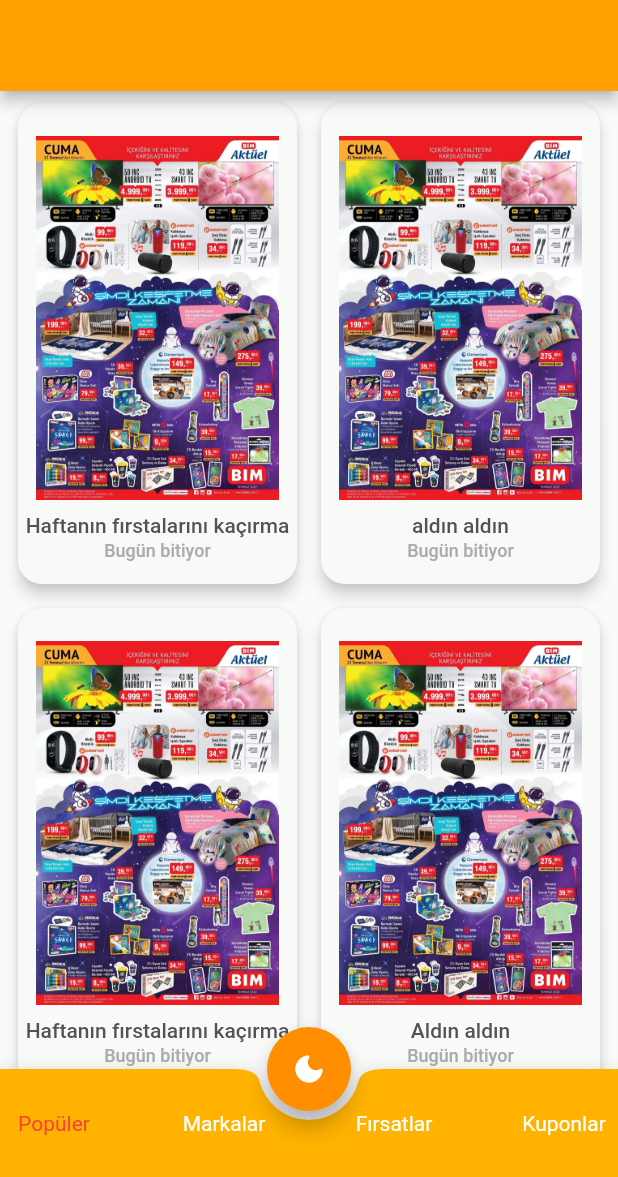
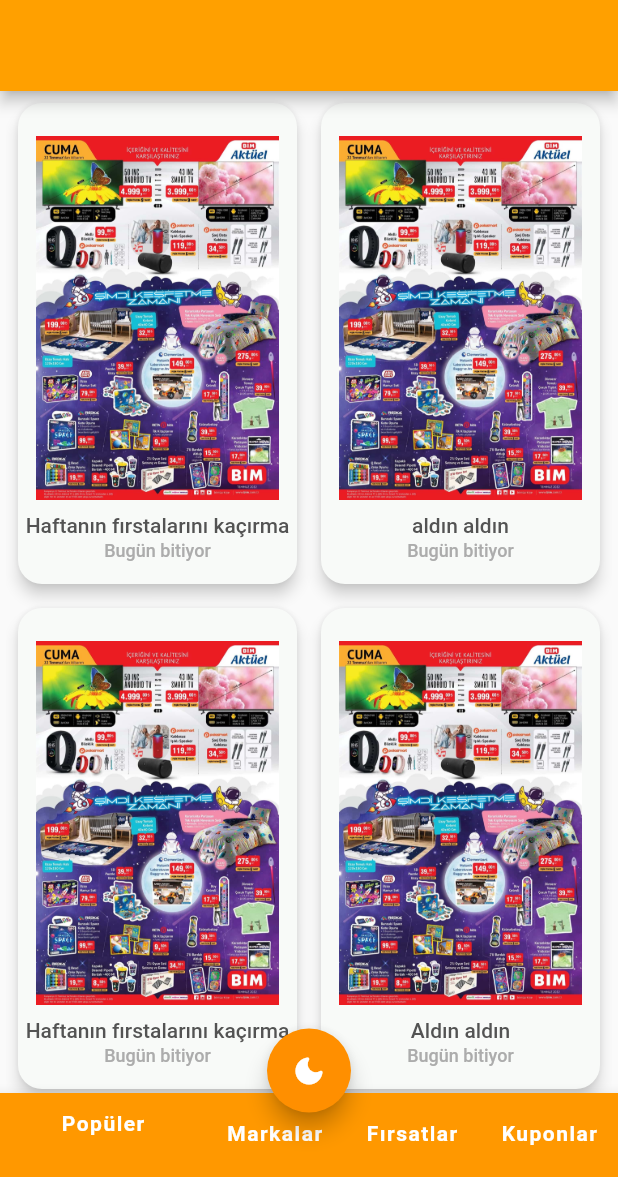
Before and after one commit to umitavc/birindirim_repo, a Flutter app: the screen it shows after launch, on a phone screen of 412 x 824 dp, the part 59-1236 px from its top. Run offline on Flutter 3.47's test engine with Material 2 defaults, Android fonts, the phone set to English and light mode, and no system bars.

Commit message:
düzenlendi

```diff
--- a/lib/components/body.dart
+++ b/lib/components/body.dart
@@ -13,147 +13,110 @@
 }
 
 class _BodyViewState extends State<BodyView> {
- /*  int _selectedIndex = 0;
-  static const TextStyle optionStyle = TextStyle(fontSize: 30, fontWeight: FontWeight.bold);
-  static const List _widgetOptions = [
-    Text(
-      'Index 0: Popüller',
-      style: optionStyle,
+  int _currenIndex = 0;
+  @override
+  Widget build(BuildContext context) {
+    List<Widget> pageItems = [
+      //ümit
+      homeView(),
+      const Center(
+        child: Text("merhaba"),
       ),
-    Text(
-      'Index 1: Markalar',
-      style: optionStyle,
-    ),
-    Text(
-      'Index 2: Fırsatlar',
-      style: optionStyle,
-    ),
-    Text(
-      'Index 3: Kuponlar',
-      style: optionStyle,
-    ),
-  ]; */
-
-  /* void _onItemTapped(int index) {
-    setState(() {
-      _selectedIndex = index;
-    });
-  } */
 
 
-  @override
-  Widget build(BuildContext context) {
+      //ben
+      const Center(
+        child: Text("naslsn"),
+      ),
+      const Center(
+        child: Text("iyiim"),
+      ),
+    ];
     return Scaffold(
-      body: Column(
+      body: PageView.builder(
+          itemCount: pageItems.length,
+          onPageChanged: (index) {
+            setState(() {
+              _currenIndex = index;
+            });
+          },
+          itemBuilder: (context, index) {
+            return pageItems[_currenIndex];
+          }),
+      floatingActionButton: Padding(
+        padding: const EdgeInsets.only(bottom: 30),
+        child: FloatingActionButton(
+          onPressed: () {},
+          child:   Icon( Icons.dark_mode_rounded),
+          backgroundColor: Colors.amber.shade800,
+        ),
+      ),
+      floatingActionButtonLocation: FloatingActionButtonLocation.centerDocked,
+      bottomNavigationBar: BottomNavigationBar(
+        items: const <BottomNavigationBarItem>[
+          BottomNavigationBarItem(
+            backgroundColor: Colors.orange,
+            icon: Text(
+              "Popüler",
+              style: TextStyle(color: Colors.white, fontWeight: FontWeight.bold, letterSpacing: 1),
+            ),
+            label: "",
+          ),
+          BottomNavigationBarItem(
+              backgroundColor: Colors.orange,
+              icon: Text("Markalar", style: TextStyle(color: Colors.white, fontWeight: FontWeight.bold, letterSpacing: 1)),
+              label: ""),
+          BottomNavigationBarItem(
+              backgroundColor: Colors.orange,
+              icon: Text("Fırsatlar", style: TextStyle(color: Colors.white, fontWeight: FontWeight.bold, letterSpacing: 1)),
+              label: ""),
+          BottomNavigationBarItem(
+            backgroundColor: Colors.orange,
+            icon: Text("Kuponlar", style: TextStyle(color: Colors.white, fontWeight: FontWeight.bold, letterSpacing: 1)),
+            label: "",
+          ),
+        ],
+        currentIndex: _currenIndex,
+        selectedItemColor: Colors.amber[800],
+        onTap: (index) {
+          setState(() {
+            _currenIndex = index;
+          });
+        },
+      ),
+    );
+  }
 
+  Column homeView() {
+    return Column(
       children: [
-
         Expanded(
           child: Padding(
             padding: const EdgeInsets.symmetric(horizontal: kDefaultPaddin),
             child: GridView.builder(
               itemCount: product.length,
-                gridDelegate: SliverGridDelegateWithFixedCrossAxisCount(
+              gridDelegate: const SliverGridDelegateWithFixedCrossAxisCount(
                 crossAxisCount: 2,
-                    // mainAxisSpacing: kDefaultPaddin,
-                    childAspectRatio: 0.60),
-
-
-                //diğer sayfaya yönlendirme işlemi burda oluyor
+                childAspectRatio: 0.60,
+              ),
               itemBuilder: (context, index) => itemCard(
                   product: product[index],
-                    press: () => Navigator.push(
-                        context,
-                        MaterialPageRoute(
-                            builder: (context) =>
-                                DetailScreens(product: product[index])))),
+                  press: () => Navigator.push(context, MaterialPageRoute(builder: (context) => DetailScreens(product: product[index])))),
             ),
           ),
         ),
       ],
-      ),
-
-      floatingActionButton: FloatingActionButton(
-        onPressed: (){},
-        child: Icon(Icons.dark_mode_rounded),
-        backgroundColor: Colors.amber.shade800,
-
-      ),
-      floatingActionButtonLocation: FloatingActionButtonLocation.centerDocked,
-
-      bottomNavigationBar: BottomAppBar(
-        color: Colors.amber.shade600,
-        shape: CircularNotchedRectangle(),
-        notchMargin: 6,
-        child: Row(
-
-          mainAxisAlignment: MainAxisAlignment.spaceBetween,
-          children: [
-            buildTabItem(
-              index: 0,
-              baslik: Text("Popüler",style: TextStyle(color: Colors.red),)
-            ),
-            buildTabItem(
-              index: 1,
-              baslik: Text("Markalar",style: TextStyle(color: Colors.white),)
-
-
-            ),
-            buildTabItem(
-              index: 2,
-              baslik: Text("Fırsatlar",style: TextStyle(color: Colors.white),)
-
-            ),
-            buildTabItem(
-              index: 3,
-              baslik: Text("Kuponlar",style: TextStyle(color: Colors.white),)
-            ),
-          ],
-        ),
-      ),
-      /* bottomNavigationBar: BottomNavigationBar(
-
-        items: const <BottomNavigationBarItem> [
-
-          BottomNavigationBarItem(
-            icon: SizedBox(
-              child: Text("Popüller"),
-            ),
-            label: "",
-
-          ),
-          BottomNavigationBarItem(
-         icon: SizedBox(
-              child: Text("Markalar"),
-            ),
-         label: ""
-          ),
-          BottomNavigationBarItem(
-           icon: SizedBox(
-              child: Text("Fırsatlar"),
-            ),
-            label: ""
-          ),
-          BottomNavigationBarItem(
-            icon: SizedBox(
-              child: Text("Kuponlar"),
-            ),
-            label: "",
-
-          ),
-        ],
-        currentIndex: _selectedIndex,
-        selectedItemColor: Colors.amber[800],
-        onTap: _onItemTapped,
-      ) , */
     );
   }
-  Widget buildTabItem ({
+
+  Widget buildTabItem({
     int index,
- Widget  baslik,// Icon icon olunca sadece icon türünde değişken verebiliyorsun ama widget  ile her türde değiişken verirsin
+    Widget baslik, // Icon icon olunca sadece icon türünde değişken verebiliyorsun ama widget  ile her türde değiişken verirsin
   }) {
-    return IconButton(onPressed: (){},
+    return IconButton(
+      onPressed: () {},
       icon: baslik,
-    iconSize: 56,);
+      iconSize: 56,
+    );
   }
 }
```
Also changed, not shown: lib/screens/mainScreen.dart (+2 -10 lines). Lines whose indentation alone changed are shown as unchanged.
